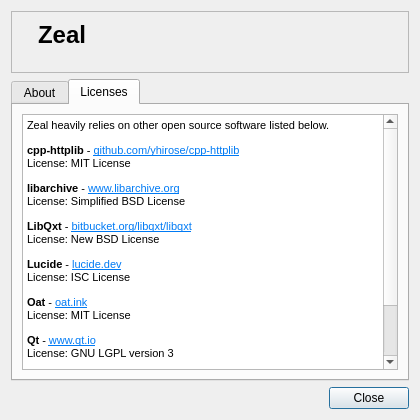
Qt form src/libs/ui/aboutdialog.ui (zealdocs/zeal) before a commit.
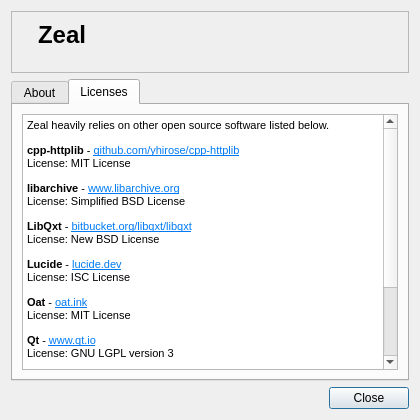
The same form after that commit. The open tabs and pages were chosen to show the change.

Commit message: docs(ui): credit toml++ in about dialog

```diff
--- a/src/libs/ui/aboutdialog.ui
+++ b/src/libs/ui/aboutdialog.ui
@@ -118,7 +118,8 @@
 &lt;p style=&quot; margin-top:12px; margin-bottom:12px; margin-left:0px; margin-right:0px; -qt-block-indent:0; text-indent:0px;&quot;&gt;&lt;span style=&quot; font-family:'MS Shell Dlg 2'; font-size:8.25pt; font-weight:600;&quot;&gt;Oat&lt;/span&gt;&lt;span style=&quot; font-family:'MS Shell Dlg 2'; font-size:8.25pt;&quot;&gt; - &lt;/span&gt;&lt;a href=&quot;https://oat.ink/&quot;&gt;&lt;span style=&quot; font-family:'MS Shell Dlg 2'; font-size:8.25pt; text-decoration: underline; color:#007af4;&quot;&gt;oat.ink&lt;/span&gt;&lt;/a&gt;&lt;span style=&quot; font-family:'MS Shell Dlg 2'; font-size:8.25pt;&quot;&gt;&lt;br /&gt;License: MIT License&lt;/span&gt;&lt;/p&gt;
 &lt;p style=&quot; margin-top:12px; margin-bottom:12px; margin-left:0px; margin-right:0px; -qt-block-indent:0; text-indent:0px;&quot;&gt;&lt;span style=&quot; font-family:'MS Shell Dlg 2'; font-size:8.25pt; font-weight:600;&quot;&gt;Qt&lt;/span&gt;&lt;span style=&quot; font-family:'MS Shell Dlg 2'; font-size:8.25pt;&quot;&gt; - &lt;/span&gt;&lt;a href=&quot;https://www.qt.io/&quot;&gt;&lt;span style=&quot; font-family:'MS Shell Dlg 2'; font-size:8.25pt; text-decoration: underline; color:#007af4;&quot;&gt;www.qt.io&lt;/span&gt;&lt;/a&gt;&lt;span style=&quot; font-family:'MS Shell Dlg 2'; font-size:8.25pt;&quot;&gt;&lt;br /&gt;License: GNU LGPL version 3&lt;/span&gt;&lt;/p&gt;
 &lt;p style=&quot; margin-top:12px; margin-bottom:12px; margin-left:0px; margin-right:0px; -qt-block-indent:0; text-indent:0px;&quot;&gt;&lt;span style=&quot; font-family:'MS Shell Dlg 2'; font-size:8.25pt; font-weight:600;&quot;&gt;Simple Icons&lt;/span&gt;&lt;span style=&quot; font-family:'MS Shell Dlg 2'; font-size:8.25pt;&quot;&gt; - &lt;/span&gt;&lt;a href=&quot;https://simpleicons.org/&quot;&gt;&lt;span style=&quot; font-family:'MS Shell Dlg 2'; font-size:8.25pt; text-decoration: underline; color:#007af4;&quot;&gt;simpleicons.org&lt;/span&gt;&lt;/a&gt;&lt;span style=&quot; font-family:'MS Shell Dlg 2'; font-size:8.25pt;&quot;&gt;&lt;br /&gt;License: CC0 1.0 Universal&lt;/span&gt;&lt;/p&gt;
-&lt;p style=&quot; margin-top:12px; margin-bottom:12px; margin-left:0px; margin-right:0px; -qt-block-indent:0; text-indent:0px;&quot;&gt;&lt;span style=&quot; font-family:'MS Shell Dlg 2'; font-size:8.25pt; font-weight:600;&quot;&gt;SQLite&lt;/span&gt;&lt;span style=&quot; font-family:'MS Shell Dlg 2'; font-size:8.25pt;&quot;&gt; - &lt;/span&gt;&lt;a href=&quot;https://www.sqlite.org/&quot;&gt;&lt;span style=&quot; font-family:'MS Shell Dlg 2'; font-size:8.25pt; text-decoration: underline; color:#007af4;&quot;&gt;www.sqlite.org&lt;/span&gt;&lt;/a&gt;&lt;span style=&quot; font-family:'MS Shell Dlg 2'; font-size:8.25pt;&quot;&gt;&lt;br /&gt;License: Public Domain&lt;/span&gt;&lt;/p&gt;&lt;/body&gt;&lt;/html&gt;</string>
+&lt;p style=&quot; margin-top:12px; margin-bottom:12px; margin-left:0px; margin-right:0px; -qt-block-indent:0; text-indent:0px;&quot;&gt;&lt;span style=&quot; font-family:'MS Shell Dlg 2'; font-size:8.25pt; font-weight:600;&quot;&gt;SQLite&lt;/span&gt;&lt;span style=&quot; font-family:'MS Shell Dlg 2'; font-size:8.25pt;&quot;&gt; - &lt;/span&gt;&lt;a href=&quot;https://www.sqlite.org/&quot;&gt;&lt;span style=&quot; font-family:'MS Shell Dlg 2'; font-size:8.25pt; text-decoration: underline; color:#007af4;&quot;&gt;www.sqlite.org&lt;/span&gt;&lt;/a&gt;&lt;span style=&quot; font-family:'MS Shell Dlg 2'; font-size:8.25pt;&quot;&gt;&lt;br /&gt;License: Public Domain&lt;/span&gt;&lt;/p&gt;
+&lt;p style=&quot; margin-top:12px; margin-bottom:12px; margin-left:0px; margin-right:0px; -qt-block-indent:0; text-indent:0px;&quot;&gt;&lt;span style=&quot; font-family:'MS Shell Dlg 2'; font-size:8.25pt; font-weight:600;&quot;&gt;toml++&lt;/span&gt;&lt;span style=&quot; font-family:'MS Shell Dlg 2'; font-size:8.25pt;&quot;&gt; - &lt;/span&gt;&lt;a href=&quot;https://github.com/marzer/tomlplusplus&quot;&gt;&lt;span style=&quot; font-family:'MS Shell Dlg 2'; font-size:8.25pt; text-decoration: underline; color:#007af4;&quot;&gt;github.com/marzer/tomlplusplus&lt;/span&gt;&lt;/a&gt;&lt;span style=&quot; font-family:'MS Shell Dlg 2'; font-size:8.25pt;&quot;&gt;&lt;br /&gt;License: MIT License&lt;/span&gt;&lt;/p&gt;&lt;/body&gt;&lt;/html&gt;</string>
          </property>
          <property name="openExternalLinks">
           <bool>true</bool>
```
